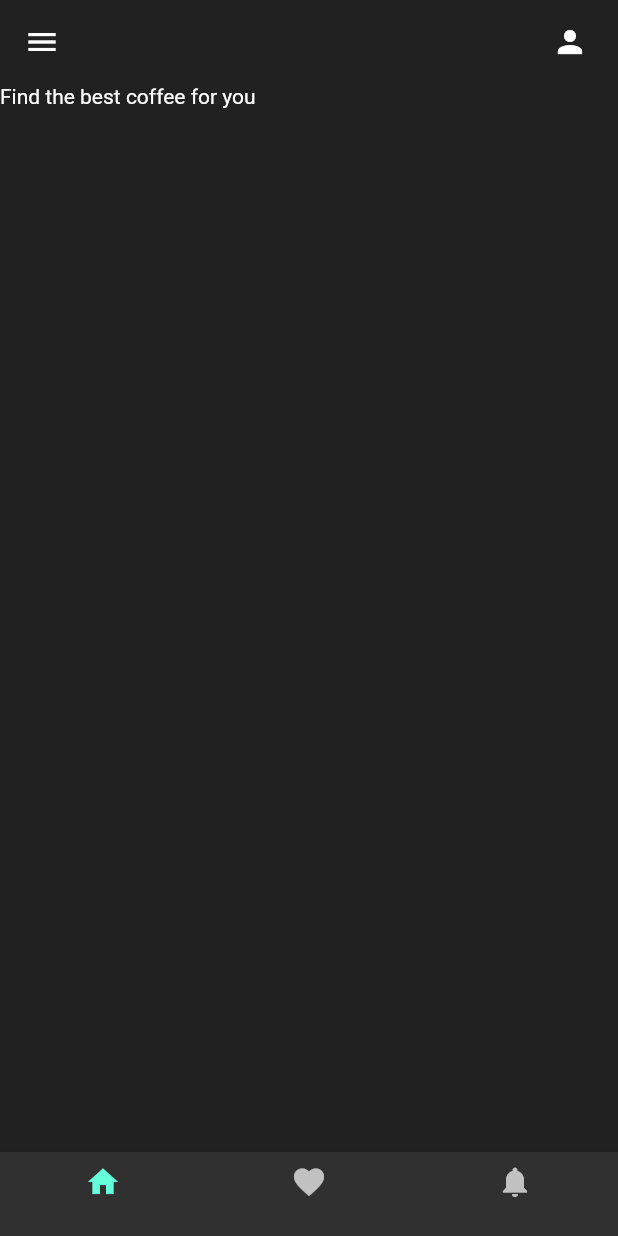
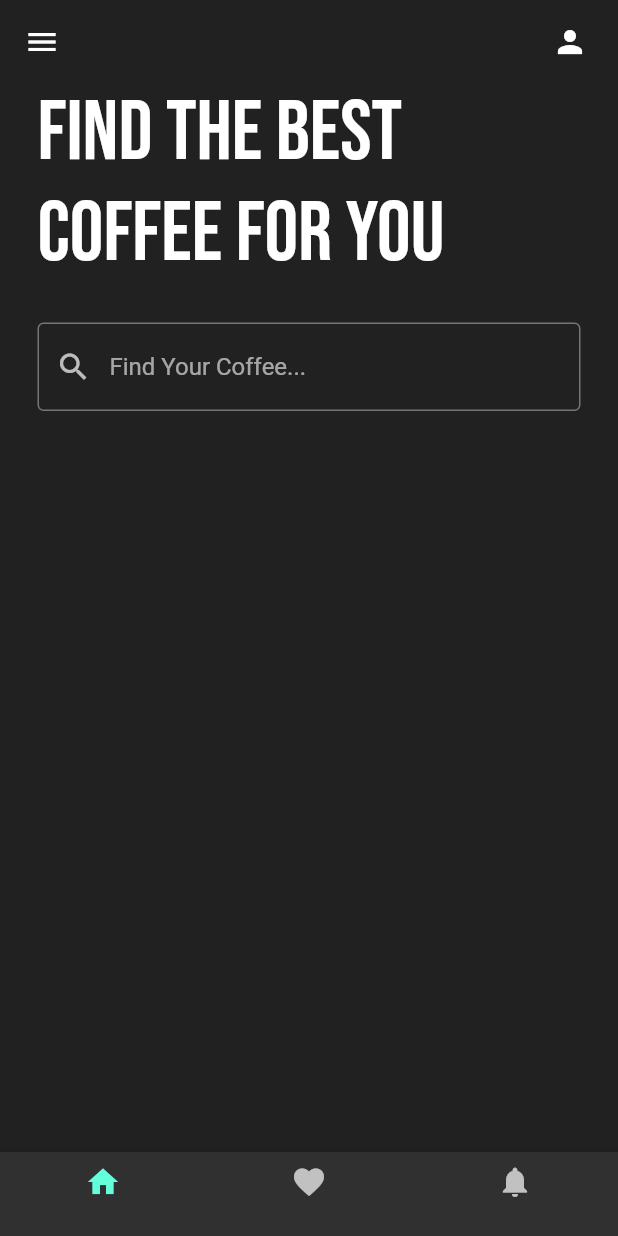
Before and after one commit to theclassical-dev/simple-flutter-coffeeshop-design, a Flutter app: the screen it shows after launch, on a phone screen of 412 x 824 dp. Run offline on Flutter 3.47's test engine with Material 2 defaults, Android fonts, the phone set to English and light mode, and no system bars; our stand-ins replace google_fonts.

Commit message:
search columnadded  to the homepage

```diff
--- a/lib/main.dart
+++ b/lib/main.dart
@@ -11,7 +11,8 @@ class MyApp extends StatelessWidget {
     return MaterialApp(
       debugShowCheckedModeBanner: false,
       home: HomePage(),
-      theme: ThemeData(brightness: Brightness.dark),
+      theme: ThemeData(brightness: Brightness.dark,
+      primarySwatch: Colors.amber),
     );
   }
 }
--- a/lib/pages/home_page.dart
+++ b/lib/pages/home_page.dart
@@ -1,5 +1,6 @@
 import 'package:flutter/cupertino.dart';
 import 'package:flutter/material.dart';
+import 'package:google_fonts/google_fonts.dart';
 
 class HomePage extends StatefulWidget {
   const HomePage({Key? key}) : super(key: key);
@@ -33,12 +34,34 @@ class _HomePageState extends State<HomePage> {
       ],),
       body: Column(
 
-        children: const [
+        children: [
           //find
-          Text("Find the best coffee for you"),
-
+          Padding(
+            padding: EdgeInsets.symmetric(horizontal: 25.0),
+            child: Text("Find the best coffee for you",
+              style: GoogleFonts.bebasNeue(
+                fontSize: 56,
+              ),
+            ),
+          ),
+          SizedBox(height: 25,),
           //search
-
+          Padding(
+            padding: const EdgeInsets.symmetric(horizontal: 25.0),
+            child: TextField(
+              decoration: InputDecoration(
+                prefixIcon: Icon(Icons.search),
+                hintText: 'Find Your Coffee...',
+                focusedBorder: OutlineInputBorder(
+                    borderSide: BorderSide(color: Colors.grey.shade600)
+                ),
+                enabledBorder: OutlineInputBorder(
+                  borderSide: BorderSide(color: Colors.grey.shade600)
+                )
+              ),
+            ),
+          ),
+          SizedBox(height: 25,),
 
           //horizontal
         ],
--- a/pubspec.yaml
+++ b/pubspec.yaml
@@ -34,6 +34,7 @@ dependencies:
   # The following adds the Cupertino Icons font to your application.
   # Use with the CupertinoIcons class for iOS style icons.
   cupertino_icons: ^1.0.2
+  google_fonts:
 
 dev_dependencies:
   flutter_test:
```
Also changed, not shown: pubspec.lock.
